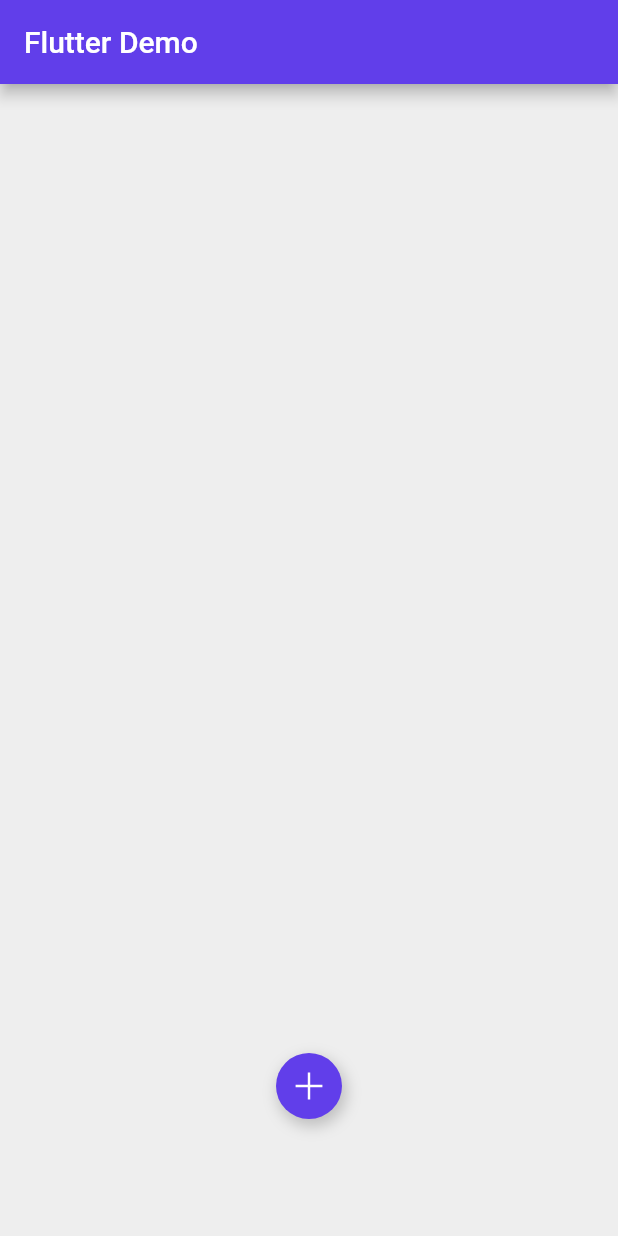
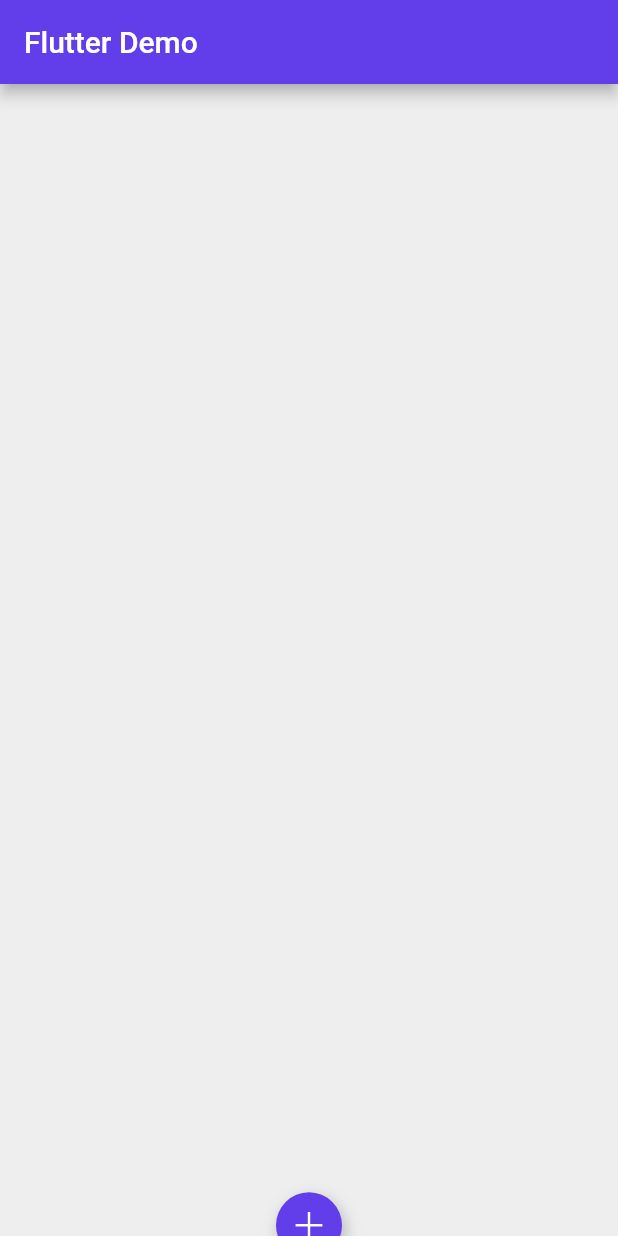
Before and after one commit to gowebknot/flutter-navigation, a Flutter app: the screen it shows after launch, on a phone screen of 412 x 824 dp. Run offline on Flutter 3.47's test engine with Material 2 defaults, Android fonts, the phone set to English and light mode, and no system bars; our stand-ins replace line_icons.

Commit message:
🚧 : WIP flow-3, TODO : create pie chart circle UI, create new animations

```diff
--- a/demo/lib/main.dart
+++ b/demo/lib/main.dart
@@ -39,18 +39,27 @@ class _MyHomePageState extends State<MyHomePage> {
         backgroundColor: primaryColor,
         title: Text(widget.title),
       ),
-        floatingActionButtonLocation: FloatingActionButtonLocation.centerFloat,
-        floatingActionButton: EasyNavigationMenu(
-          navItems: [
+      body: BottomAnimatedNav(navItems: [
         NavButton(onTap: () {}, icon: LineIcons.amazonWebServicesAws),
         NavButton(onTap: () {}, icon: LineIcons.fire),
         NavButton(onTap: () {}, icon: LineIcons.meteor),
         NavButton(onTap: () {}, icon: LineIcons.futbol),
         NavButton(onTap: () {}, icon: LineIcons.areaChart),
-            NavButton(onTap: () {}, icon: LineIcons.lifeRing),
-            NavButton(onTap: () {}, icon: LineIcons.paperPlane),
-            NavButton(onTap: () {}, icon: LineIcons.moon),
-          ],
-        ));
+      ]),
+      // floatingActionButtonLocation: FloatingActionButtonLocation.centerFloat,
+      // floatingActionButton: ,
+      // EasyNavigationMenu(
+      //   navItems: [
+      //     NavButton(onTap: () {}, icon: LineIcons.amazonWebServicesAws),
+      //     NavButton(onTap: () {}, icon: LineIcons.fire),
+      //     NavButton(onTap: () {}, icon: LineIcons.meteor),
+      //     NavButton(onTap: () {}, icon: LineIcons.futbol),
+      //     NavButton(onTap: () {}, icon: LineIcons.areaChart),
+      //     NavButton(onTap: () {}, icon: LineIcons.lifeRing),
+      //     NavButton(onTap: () {}, icon: LineIcons.paperPlane),
+      //     NavButton(onTap: () {}, icon: LineIcons.moon),
+      //   ],
+      // )
+    );
   }
 }
--- a/lib/easy_nav.dart
+++ b/lib/easy_nav.dart
@@ -1,5 +1,6 @@
 library easy_nav;
 
 export 'src/shared/animated_nav.dart';
+export 'src/shared/bottom_animated_nav.dart';
 export 'src/shared/icon_button.dart';
 export 'src/shared/colors.dart';
--- /dev/null
+++ b/lib/src/shared/bottom_animated_nav.dart
@@ -0,0 +1,210 @@
+// ignore_for_file: prefer_const_constructors, prefer_const_literals_to_create_immutables
+
+import 'package:easy_nav/src/shared/colors.dart';
+import 'package:easy_nav/src/shared/icon_button.dart';
+import 'package:flutter/foundation.dart';
+import 'package:flutter/material.dart';
+import 'package:line_icons/line_icons.dart';
+import 'dart:math' as math;
+
+class BottomAnimatedNav extends StatefulWidget {
+  final List<NavButton> navItems;
+  const BottomAnimatedNav({Key? key, required this.navItems}) : super(key: key);
+
+  @override
+  State<BottomAnimatedNav> createState() => _BottomAnimatedNavState();
+}
+
+class _BottomAnimatedNavState extends State<BottomAnimatedNav>
+    with SingleTickerProviderStateMixin {
+  final double menuRadius = 168.0;
+  final double buttonRadius = 44.0;
+
+  late AnimationController _controller;
+  late Animation<double> _scaleAnimation;
+  late final Animation<double> _expandAnimation;
+  late Animation _scaleCurve;
+
+  bool _isOpen = false;
+  int currentActiveButtonIndex = 0;
+
+  @override
+  void initState() {
+    _controller = AnimationController(
+      duration: const Duration(milliseconds: 500),
+      vsync: this,
+    );
+
+    _scaleCurve = CurvedAnimation(
+        parent: _controller, curve: Interval(0.0, 1.0, curve: Curves.easeIn));
+
+    _scaleAnimation = Tween<double>(begin: 0.1, end: 1.0)
+        .animate(_scaleCurve as Animation<double>)
+      ..addListener(() {
+        setState(() {});
+      });
+
+    _expandAnimation = CurvedAnimation(
+      curve: Curves.fastOutSlowIn,
+      reverseCurve: Curves.fastLinearToSlowEaseIn,
+      parent: _controller,
+    );
+    super.initState();
+  }
+
+  @override
+  void dispose() {
+    _controller.dispose();
+    super.dispose();
+  }
+
+  @override
+  Widget build(BuildContext context) {
+    final size = MediaQuery.of(context).size;
+
+    return Stack(
+      alignment: Alignment.bottomCenter,
+      children: [
+        Align(
+          alignment: Alignment.bottomCenter,
+          child: Transform.translate(
+            offset: Offset(0, size.height / 14 + 18),
+            child: Stack(
+              alignment: Alignment.center,
+              children: [
+                Transform(
+                  transform: Matrix4.translationValues(
+                    0.0,
+                    1.0,
+                    0.0,
+                  )..scale(_expandAnimation.value),
+                  alignment: FractionalOffset.center,
+                  child: Container(
+                    decoration: BoxDecoration(
+                        borderRadius: BorderRadius.all(Radius.circular(100.0)),
+                        color: whiteColor),
+                    height: menuRadius,
+                    width: menuRadius,
+                  ),
+                ),
+                for (var index = 0, angleInDegrees = 15.0;
+                    index < widget.navItems.length;
+                    index++,
+                    angleInDegrees += (widget.navItems.length * 60.0) /
+                        (widget.navItems.length - 1))
+                  _ExpandingActionButton(
+                    click: () {
+                      setState(() {
+                        currentActiveButtonIndex = index;
+                      });
+                    },
+                    directionInDegrees: angleInDegrees,
+                    maxDistance: 62,
+                    progress: _expandAnimation,
+                    isActive: index == currentActiveButtonIndex,
+                    child: widget.navItems[index],
+                  ),
+                InkWell(
+                  onTap: () {
+                    setState(() {
+                      _isOpen = !_isOpen;
+                      if (kDebugMode) {
+                        print(_controller.value);
+                      }
+                      _isOpen ? _controller.forward() : _controller.reverse();
+                    });
+                  },
+                  child: Container(
+                      decoration: BoxDecoration(
+                          boxShadow: [
+                            BoxShadow(
+                              color: Colors.black.withOpacity(0.2),
+                              offset: const Offset(
+                                2.0,
+                                4.0,
+                              ),
+                              blurRadius: 8.0,
+                              spreadRadius: 1.0,
+                            )
+                          ],
+                          borderRadius:
+                              BorderRadius.all(Radius.circular(100.0)),
+                          color: primaryColor),
+                      height: buttonRadius,
+                      width: buttonRadius,
+                      child: RotationTransition(
+                        turns:
+                            Tween(begin: 0.0, end: 0.13).animate(_controller),
+                        child: Center(
+                            child: Icon(
+                          LineIcons.plus,
+                          color: Colors.white,
+                          size: 26.0,
+                        )),
+                      )),
+                ),
+              ],
+            ),
+          ),
+        ),
+      ],
+    );
+  }
+}
+
+@immutable
+class _ExpandingActionButton extends StatefulWidget {
+  const _ExpandingActionButton(
+      {required this.directionInDegrees,
+      required this.maxDistance,
+      required this.progress,
+      required this.child,
+      required this.isActive,
+      required this.click});
+
+  final double directionInDegrees;
+  final double maxDistance;
+  final Animation<double> progress;
+  final NavButton child;
+  final bool isActive;
+  final VoidCallback click;
+
+  @override
+  State<_ExpandingActionButton> createState() => _ExpandingActionButtonState();
+}
+
+class _ExpandingActionButtonState extends State<_ExpandingActionButton> {
+  @override
+  Widget build(BuildContext context) {
+    return AnimatedBuilder(
+      animation: widget.progress,
+      builder: (context, child) {
+        final offset = Offset.fromDirection(
+          widget.directionInDegrees * (math.pi / 340.0),
+          widget.progress.value * widget.maxDistance,
+        );
+        return Positioned(
+          right: 67.0 + offset.dx,
+          bottom: 68.0 + offset.dy - 2,
+          child: Transform.rotate(
+            angle: (1.0 - widget.progress.value) * math.pi / 2,
+            child: child!,
+          ),
+        );
+      },
+      child: FadeTransition(
+        opacity: widget.progress,
+        child: NavButton(
+          onTap: () {
+            widget.click();
+            widget.child.onTap!();
+          },
+          icon: widget.child.icon,
+          activeIconColor: widget.child.activeIconColor,
+          iconColor: widget.child.iconColor,
+          isActive: widget.isActive,
+        ),
+      ),
+    );
+  }
+}
--- a/lib/src/shared/icon_button.dart
+++ b/lib/src/shared/icon_button.dart
@@ -34,7 +34,7 @@ class _NavButtonState extends State<NavButton>
         });
       },
       child: AnimatedContainer(
-        duration: 700.ms,
+        duration: 500.ms,
         curve: Curves.easeInSine,
         decoration: BoxDecoration(
             color: widget.isActive ? secondaryColor : whiteColor,
```
Also changed, not shown: demo/pubspec.lock. Lines whose indentation alone changed are shown as unchanged.
